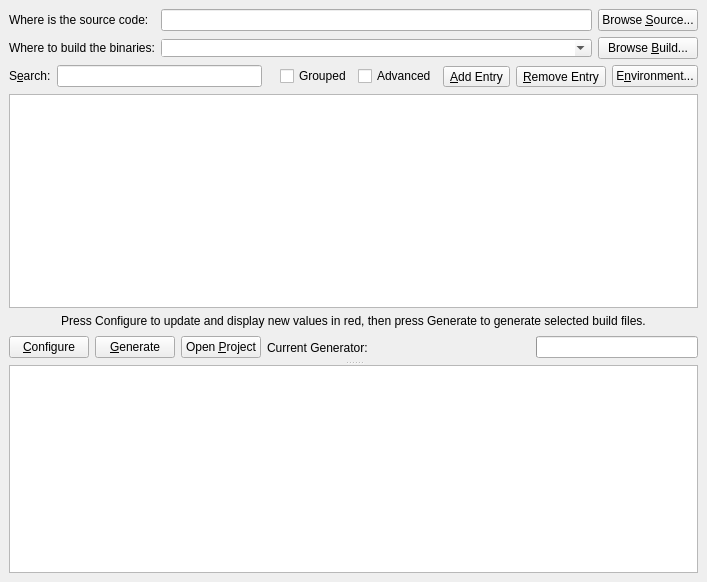
Qt form Source/QtDialog/CMakeSetupDialog.ui (Kitware/CMake) before a commit.
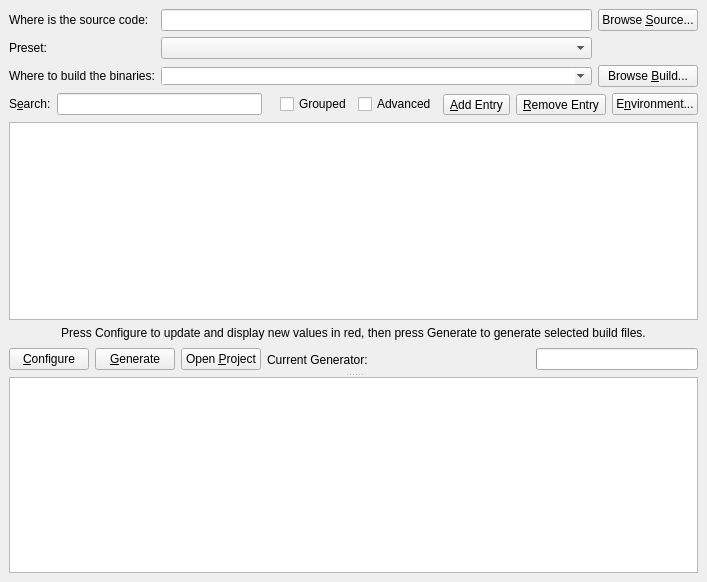
The same form after that commit. Icons and pictures are not drawn. Custom widgets are drawn as their Qt base class.

Commit message: CMake GUI: Add presets functionality

Patch:
```diff
--- a/Source/QtDialog/CMakeSetupDialog.ui
+++ b/Source/QtDialog/CMakeSetupDialog.ui
@@ -63,11 +63,21 @@
      <item row="1" column="0">
       <widget class="QLabel" name="label_2">
        <property name="text">
-        <string>Where to build the binaries:</string>
+        <string>Preset:</string>
        </property>
       </widget>
      </item>
      <item row="1" column="1">
+      <widget class="QCMakePresetComboBox" name="Preset"/>
+     </item>
+     <item row="2" column="0">
+      <widget class="QLabel" name="BinaryLabel">
+       <property name="text">
+        <string>Where to build the binaries:</string>
+       </property>
+      </widget>
+     </item>
+     <item row="2" column="1">
       <widget class="QComboBox" name="BinaryDirectory">
        <property name="sizePolicy">
         <sizepolicy hsizetype="Ignored" vsizetype="Fixed">
@@ -83,7 +93,7 @@
        </property>
       </widget>
      </item>
-     <item row="1" column="2">
+     <item row="2" column="2">
       <widget class="QPushButton" name="BrowseBinaryDirectoryButton">
        <property name="text">
         <string>Browse &amp;Build...</string>
@@ -367,6 +377,11 @@
    <extends>QTreeView</extends>
    <header>QCMakeCacheView.h</header>
   </customwidget>
+  <customwidget>
+   <class>QCMakePresetComboBox</class>
+   <extends>QComboBox</extends>
+   <header>QCMakePresetComboBox.h</header>
+  </customwidget>
  </customwidgets>
  <resources>
   <include location="CMakeSetup.qrc"/>
```
Left out of the diff: 4 changed lines with no effect on the pictures. The commit also changes 31 other files.
